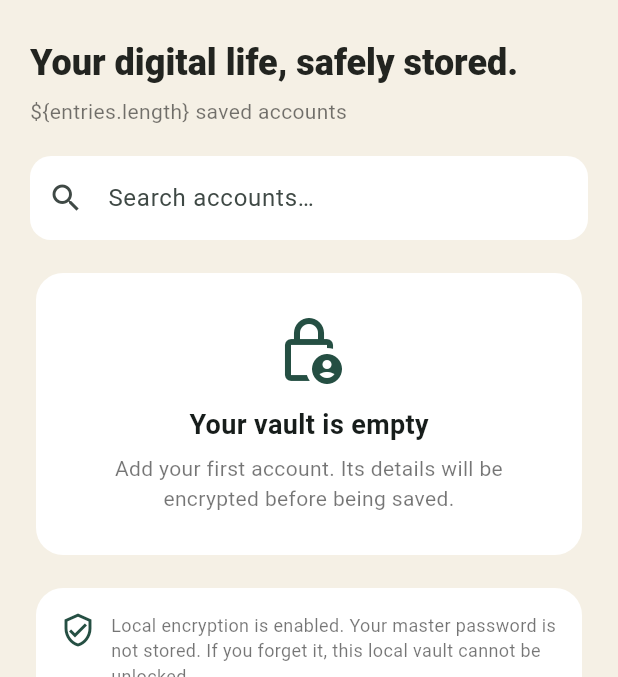
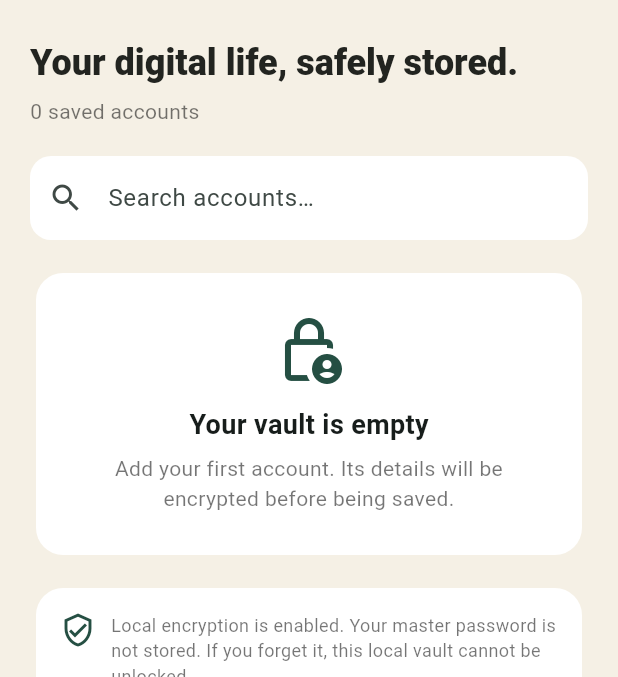
Before and after one commit to bmad80891-spec/my-vault, a Flutter app: the VaultHome screen opened directly with empty values, on a phone screen of 412 x 824 dp, the part 63-740 px from its top. Run offline on Flutter 3.47's test engine with Material 3 defaults, Android fonts, the phone set to English and light mode, and no system bars; our stand-ins replace sqflite, sqflite_common_ffi; missing offline and left inert: cryptography; accounts and stored records are empty.

Commit message:
Fix saved account counter interpolation

```diff
--- a/lib/main.dart
+++ b/lib/main.dart
@@ -288,7 +288,7 @@ class _VaultHomeState extends State<VaultHome> {
           Text(t('Your digital life, safely stored.', 'حياتك الرقمية، محفوظة بأمان.'),
             style: Theme.of(context).textTheme.headlineSmall?.copyWith(fontWeight: FontWeight.w800, color: charcoal)),
           const SizedBox(height: 6),
-          Text(t('\${entries.length} saved accounts', '\${entries.length} حساب محفوظ'), style: const TextStyle(color: Colors.black54)),
+          Text(t('${entries.length} saved accounts', '${entries.length} حساب محفوظ'), style: const TextStyle(color: Colors.black54)),
           const SizedBox(height: 20),
           TextField(onChanged: (v) => setState(() => query = v),
             decoration: InputDecoration(hintText: t('Search accounts…', 'ابحث في الحسابات…'), prefixIcon: const Icon(Icons.search))),
```
